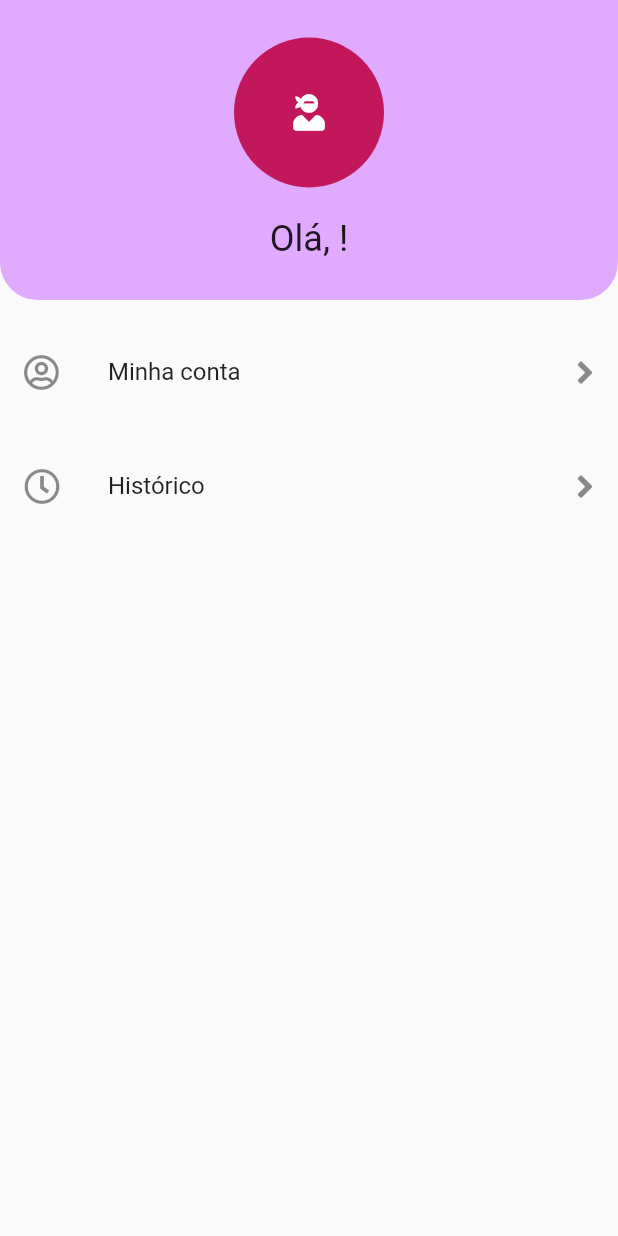
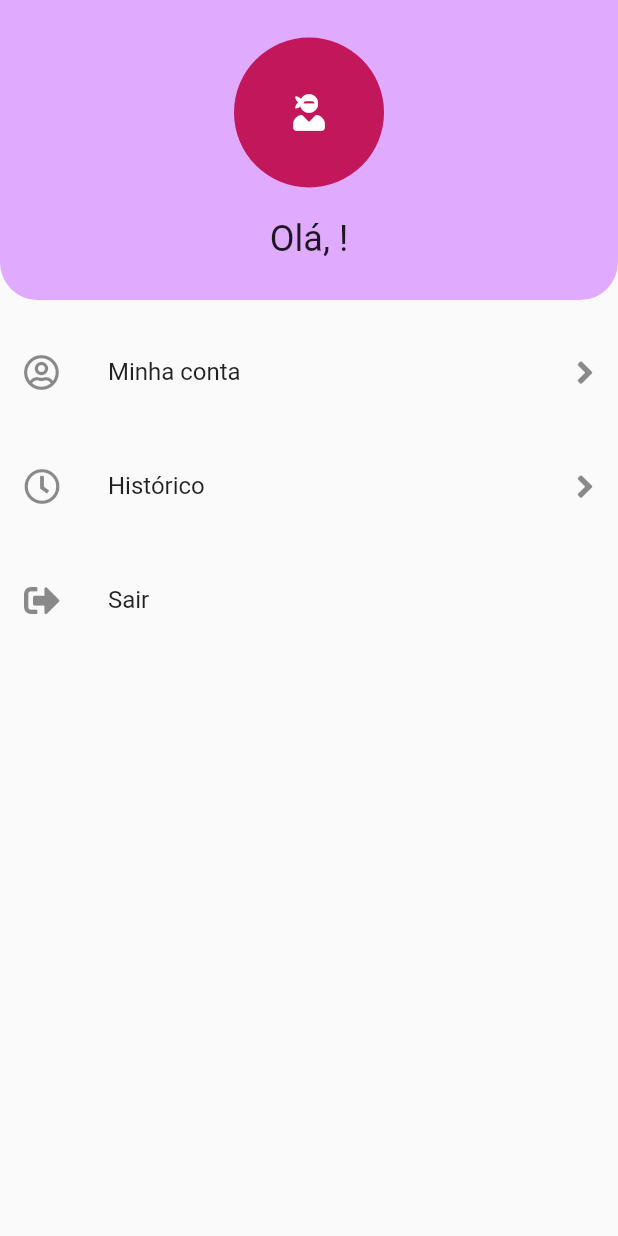
Before and after one commit to nglai/app_cliente, a Flutter app: the Perfil screen opened directly, on a phone screen of 412 x 824 dp. Run offline on Flutter 3.47's test engine with Material 2 defaults, Android fonts, the phone set to English and light mode, and no system bars; our stand-ins replace brasil_fields, carousel_slider, cloud_firestore, firebase_auth, firebase_core, font_awesome_flutter and 6 more; accounts and stored records are empty.

Commit message:
add botão sair e mudei o splash

```diff
--- a/lib/pages/perfil.dart
+++ b/lib/pages/perfil.dart
@@ -71,6 +71,14 @@ class _PerfilState extends State<Perfil> {
               Navigator.push(context,
                   MaterialPageRoute(builder: (context) => HistoricoPage()));
             },
+          ),
+          SizedBox(height: 20),
+          ListTile(
+            leading: FaIcon(FontAwesomeIcons.signOutAlt),
+            title: Text('Sair'),
+            onTap: () async {
+              await userController.logout();
+            },
           )
         ],
       ),
--- a/lib/pages/splash_page.dart
+++ b/lib/pages/splash_page.dart
@@ -3,7 +3,7 @@ import 'package:app_cliente/pages/menu_page.dart';
 
 import '../controllers/user_controller.dart';
 import 'login_page.dart';
-import '../widgets/splash_loading_widget.dart';
+import '../widgets/splash_loading.dart';
 import 'package:flutter/material.dart';
 import 'package:provider/provider.dart';
 
```
